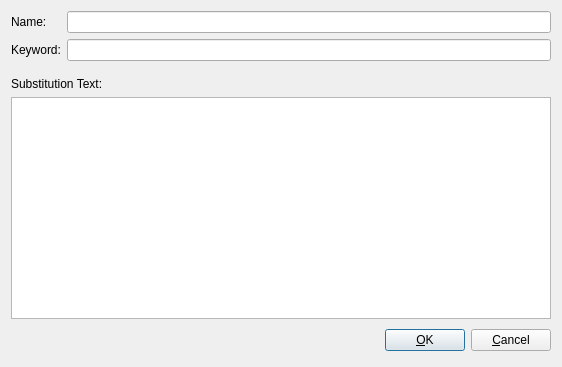
Qt form Combo/ComboDialog.ui (xmichelo/Beeftext) before a commit.
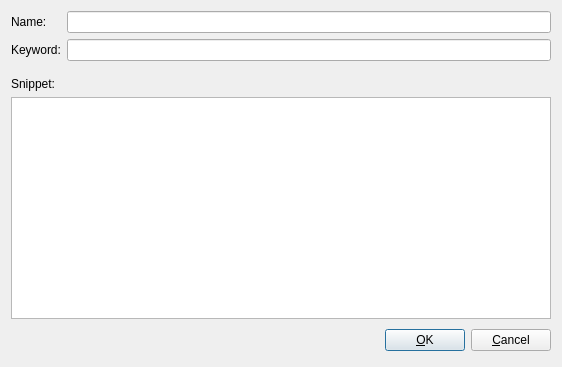
The same form after that commit.

Commit message: Renamed 'Substitution Text' to snippet.

The edit to the form file:
```diff
--- a/Combo/ComboDialog.ui
+++ b/Combo/ComboDialog.ui
@@ -46,7 +46,7 @@
      <item row="3" column="0" colspan="2">
       <widget class="QLabel" name="labelSubstitution">
        <property name="text">
-        <string>Substitution Text:</string>
+        <string>Snippet:</string>
        </property>
       </widget>
      </item>
```
Left out of the diff: 8 changed lines with no effect on the pictures. The commit also changes 9 other files.
